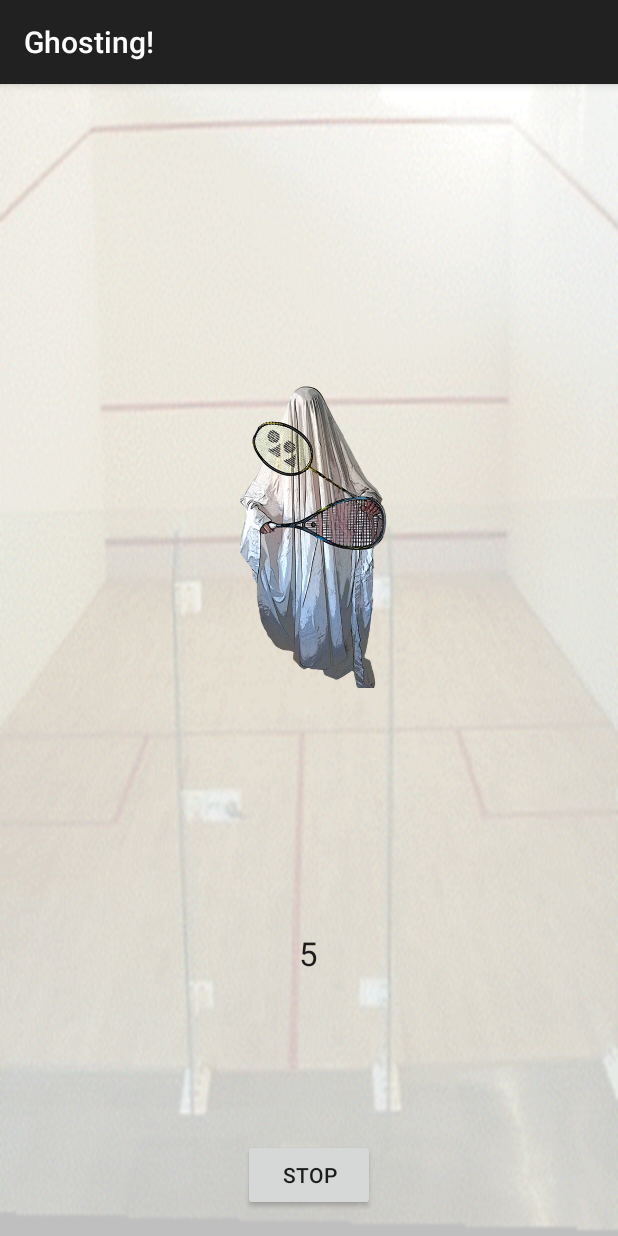
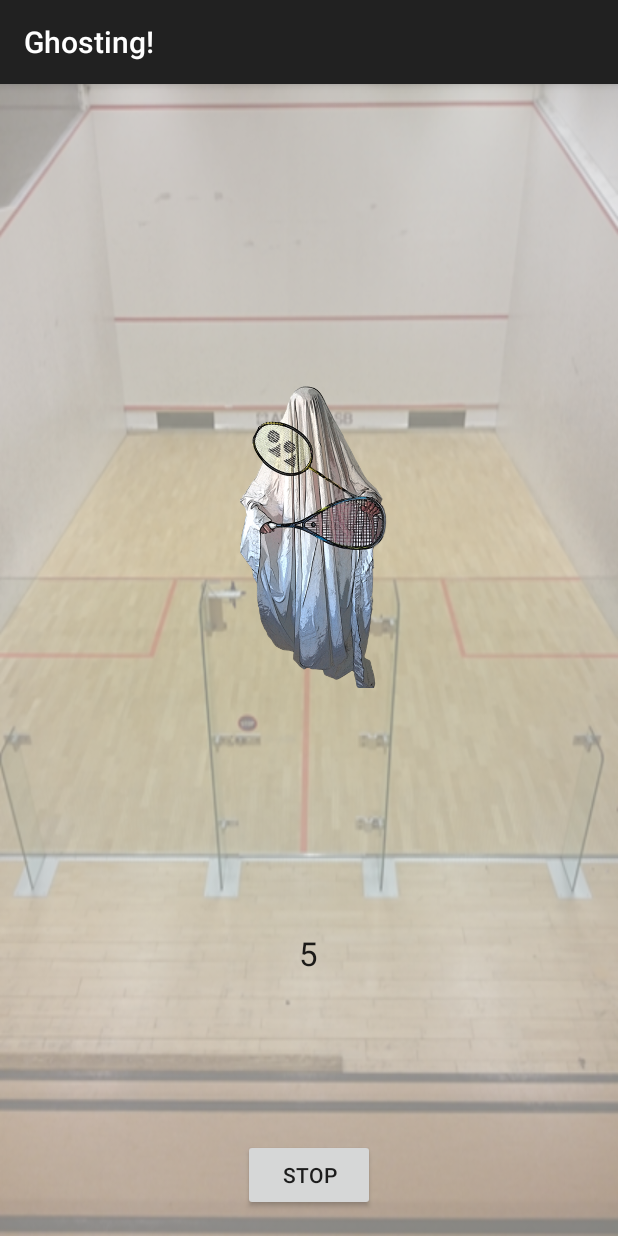
Before and after one commit to mrksbrg/RacketGhost, an Android app: the screen it shows after launch (GhostingActivity), after a tap on "GO!", on a phone screen of 412 x 824 dp. Run offline under Robolectric (Android 15) with nearby library versions, the light colour scheme and no system bars.

Commit message:
Issue #42: Added splash screen and fixed background squash court

```diff
--- a/app/build.gradle
+++ b/app/build.gradle
@@ -30,4 +30,5 @@ android {
 dependencies {
     compile fileTree(include: ['*.jar'], dir: 'libs')
     compile 'com.android.support:appcompat-v7:22.2.1'
+    compile 'com.android.support:design:22.2.1'
 }
--- /dev/null
+++ b/app/src/main/java/com/markusborg/ui/SplashScreenActivity.java
@@ -0,0 +1,44 @@
+package com.markusborg.ui;
+
+import android.content.Intent;
+import android.os.Bundle;
+import android.os.Handler;
+import android.support.design.widget.FloatingActionButton;
+import android.support.design.widget.Snackbar;
+import android.support.v7.app.AppCompatActivity;
+import android.support.v7.widget.Toolbar;
+import android.view.View;
+
+import com.markusborg.ui.R;
+
+public class SplashScreenActivity extends AppCompatActivity {
+
+    // Splash screen timer
+    private static int SPLASH_TIME_OUT = 5000;
+
+    @Override
+    protected void onCreate(Bundle savedInstanceState) {
+        super.onCreate(savedInstanceState);
+        setContentView(R.layout.activity_splash_screen);
+
+        new Handler().postDelayed(new Runnable() {
+
+            /*
+             * Showing splash screen with a timer. This will be useful when you
+             * want to show case your app logo / company
+             */
+
+            @Override
+            public void run() {
+                // This method will be executed once the timer is over
+                // Start your app main activity
+                Intent i = new Intent(SplashScreenActivity.this, MainActivity.class);
+                startActivity(i);
+
+                // close this activity
+                finish();
+            }
+        }, SPLASH_TIME_OUT);
+    }
+
+}
--- a/app/src/main/res/layout/activity_ghosting.xml
+++ b/app/src/main/res/layout/activity_ghosting.xml
@@ -3,7 +3,7 @@
     android:id="@+id/ghosting_layout"
     android:layout_width="match_parent"
     android:layout_height="fill_parent"
-    android:background="@drawable/squashcourt"
+    android:background="@drawable/squashcourt_sweopen"
     android:paddingLeft="@dimen/activity_horizontal_margin"
     android:paddingRight="@dimen/activity_horizontal_margin"
     android:paddingTop="@dimen/activity_vertical_margin"
--- a/app/src/main/res/layout/activity_main.xml
+++ b/app/src/main/res/layout/activity_main.xml
@@ -2,7 +2,7 @@
     xmlns:tools="http://schemas.android.com/tools"
     android:layout_width="match_parent"
     android:layout_height="match_parent"
-    android:background="@drawable/icontrans"
+    android:background="@drawable/sweopen2016_trans"
     android:paddingLeft="@dimen/activity_horizontal_margin"
     android:paddingRight="@dimen/activity_horizontal_margin"
     android:paddingTop="@dimen/activity_vertical_margin"
--- /dev/null
+++ b/app/src/main/res/layout/activity_splash_screen.xml
@@ -0,0 +1,6 @@
+<?xml version="1.0" encoding="utf-8"?>
+<RelativeLayout xmlns:android="http://schemas.android.com/apk/res/android"
+    android:layout_width="match_parent"
+    android:layout_height="match_parent"
+    android:background="@drawable/sweopen2016" >
+</RelativeLayout>
--- /dev/null
+++ b/app/src/main/res/values-v21/styles.xml
@@ -0,0 +1,9 @@
+<resources>>
+
+    <style name="AppTheme.NoActionBar">
+        <item name="windowActionBar">false</item>
+        <item name="windowNoTitle">true</item>
+        <item name="android:windowDrawsSystemBarBackgrounds">true</item>
+        <item name="android:statusBarColor">@android:color/transparent</item>
+    </style>
+</resources>
--- a/app/src/main/res/values/dimens.xml
+++ b/app/src/main/res/values/dimens.xml
@@ -2,4 +2,5 @@
     <!-- Default screen margins, per the Android Design guidelines. -->
     <dimen name="activity_horizontal_margin">16dp</dimen>
     <dimen name="activity_vertical_margin">16dp</dimen>
+    <dimen name="fab_margin">16dp</dimen>
 </resources>
--- a/app/src/main/res/values/strings.xml
+++ b/app/src/main/res/values/strings.xml
@@ -7,4 +7,5 @@
     <string name="title_activity_results">Ghosting Summary</string>
     <string name="menu_help">Quick start guide for squash:\n\n1. Configure your ghosting session.\n2. Place device approx. 1 m in front of T.\n3. Click \'GO!\' button.\n\nFull instructions available on github.com/mrksbrg/RacketGhost</string>
     <string name="menu_about">Open Source Ghosting Coach\nCopyright (c) 2015\nDr. Markus Borg under MIT License\n\nPlease fork, report bugs, and request features\n\nFull instructions available on github.com/mrksbrg/RacketGhost</string>
+    <string name="title_activity_splash_screen">IWT Casino Heroes Swedish Open 2016</string>
 </resources>
--- a/app/src/main/res/values/styles.xml
+++ b/app/src/main/res/values/styles.xml
@@ -5,4 +5,13 @@
         <!-- Customize your theme here. -->
     </style>
 
+    <style name="AppTheme.NoActionBar">
+        <item name="windowActionBar">false</item>
+        <item name="windowNoTitle">true</item>
+    </style>
+
+    <style name="AppTheme.AppBarOverlay" parent="ThemeOverlay.AppCompat.Dark.ActionBar" />
+
+    <style name="AppTheme.PopupOverlay" parent="ThemeOverlay.AppCompat.Light" />
+
 </resources>
```
Also changed, not shown: app/src/main/AndroidManifest.xml (+12 -7 lines), app/src/main/res/drawable/SweOpen2016.jpg (deleted), app/src/main/res/drawable/sweopen2016_trans.png (added), 1 other file.
